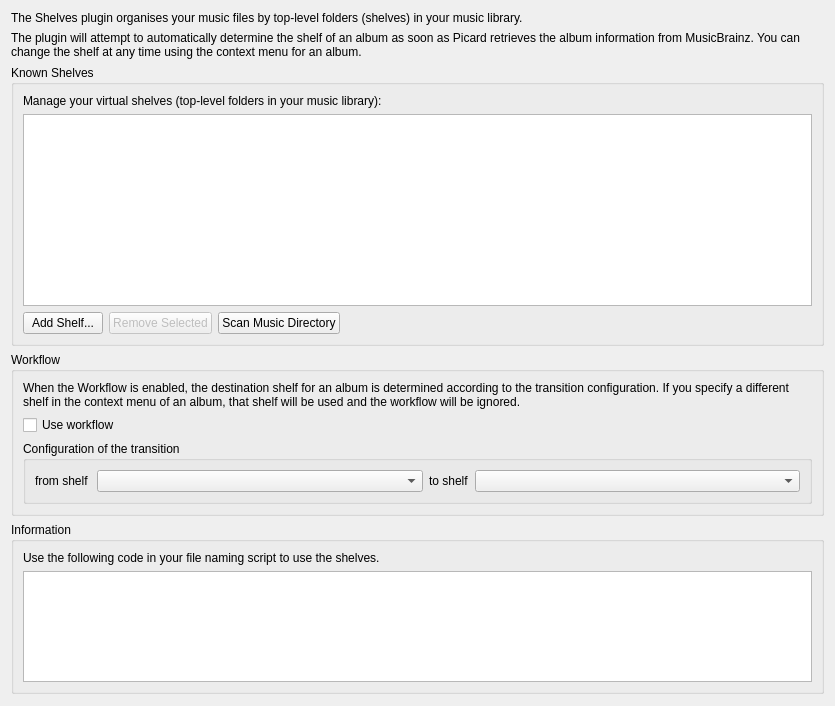
Above: shelves/shelves_config.ui from nrth3rnlb/picard-plugin-shelves before the change. Below: the same form after it.
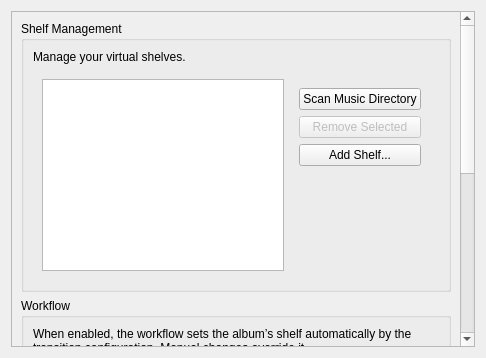
That is the form after the change.

Commit message: refactor: update UI element names and improve layout in shelves configuration

```diff
--- a/shelves/shelves_config.ui
+++ b/shelves/shelves_config.ui
@@ -2,85 +2,75 @@
 <ui version="4.0">
  <class>ShelvesConfigPage</class>
  <widget class="QWidget" name="ShelvesConfigPage">
-  <property name="geometry">
-   <rect>
-    <x>0</x>
-    <y>0</y>
-    <width>835</width>
-    <height>706</height>
-   </rect>
-  </property>
   <property name="windowTitle">
    <string>Shelves Configuration</string>
   </property>
+  <layout class="QVBoxLayout" name="mainLayout">
+   <item>
+    <widget class="QScrollArea" name="scrollArea">
+     <property name="widgetResizable">
+      <bool>true</bool>
+     </property>
+     <widget class="QWidget" name="scrollAreaWidgetContents">
   <layout class="QVBoxLayout" name="verticalLayout">
-   <item>
-    <widget class="QLabel" name="description_label">
-     <property name="text">
-      <string>The Shelves plugin organises your music files by top-level folders (shelves) in your music library.</string>
-     </property>
-     <property name="wordWrap">
-      <bool>true</bool>
-     </property>
-    </widget>
-   </item>
-   <item>
-    <widget class="QLabel" name="label_4">
-     <property name="text">
-      <string>The plugin will attempt to automatically determine the shelf of an album as soon as Picard retrieves the album information from MusicBrainz. You can change the shelf at any time using the context menu for an album.</string>
-     </property>
-     <property name="wordWrap">
-      <bool>true</bool>
-     </property>
-    </widget>
-   </item>
-   <item>
+       <item alignment="Qt::AlignTop">
     <widget class="QGroupBox" name="shelves_group">
+         <property name="sizePolicy">
+          <sizepolicy hsizetype="Preferred" vsizetype="Preferred">
+           <horstretch>0</horstretch>
+           <verstretch>0</verstretch>
+          </sizepolicy>
+         </property>
      <property name="title">
-      <string>Known Shelves</string>
+          <string>Shelf Management</string>
      </property>
      <layout class="QVBoxLayout" name="verticalLayout_2">
       <item>
        <widget class="QLabel" name="shelves_label">
         <property name="text">
-         <string>Manage your virtual shelves (top-level folders in your music library):</string>
+             <string>Manage your virtual shelves.</string>
         </property>
         <property name="wordWrap">
          <bool>true</bool>
         </property>
        </widget>
       </item>
+          <item>
+           <widget class="QWidget" name="widget" native="true">
+            <layout class="QHBoxLayout" name="horizontalLayout">
       <item>
        <widget class="QListWidget" name="shelf_list">
+               <property name="enabled">
+                <bool>true</bool>
+               </property>
+               <property name="sizePolicy">
+                <sizepolicy hsizetype="Expanding" vsizetype="Minimum">
+                 <horstretch>0</horstretch>
+                 <verstretch>0</verstretch>
+                </sizepolicy>
+               </property>
         <property name="alternatingRowColors">
          <bool>true</bool>
         </property>
         <property name="selectionMode">
          <enum>QAbstractItemView::SingleSelection</enum>
         </property>
-       </widget>
-      </item>
-      <item>
-       <layout class="QHBoxLayout" name="horizontalLayout">
-        <item>
-         <widget class="QPushButton" name="add_shelf_button">
-          <property name="text">
-           <string>Add Shelf...</string>
+               <property name="sortingEnabled">
+                <bool>true</bool>
           </property>
          </widget>
         </item>
-        <item>
-         <widget class="QPushButton" name="remove_shelf_button">
-          <property name="enabled">
-           <bool>false</bool>
-          </property>
-          <property name="text">
-           <string>Remove Selected</string>
-          </property>
-         </widget>
-        </item>
+             <item alignment="Qt::AlignRight|Qt::AlignTop">
+              <widget class="QWidget" name="widget_2" native="true">
+               <property name="sizePolicy">
+                <sizepolicy hsizetype="Preferred" vsizetype="Preferred">
+                 <horstretch>0</horstretch>
+                 <verstretch>0</verstretch>
+                </sizepolicy>
+               </property>
+               <layout class="QVBoxLayout" name="verticalLayout_6">
         <item>
-         <widget class="QPushButton" name="scan_shelves_button">
+                 <widget class="QPushButton" name="b_scan_4_shelves">
           <property name="toolTip">
            <string>Automatically detect shelves from your music library directory</string>
           </property>
@@ -90,25 +80,39 @@
          </widget>
         </item>
         <item>
-         <spacer name="horizontalSpacer">
-          <property name="orientation">
-           <enum>Qt::Horizontal</enum>
-          </property>
-          <property name="sizeHint" stdset="0">
-           <size>
-            <width>40</width>
-            <height>20</height>
-           </size>
-          </property>
-         </spacer>
-        </item>
-       </layout>
-      </item>
-     </layout>
+                 <widget class="QPushButton" name="b_remove_shelf">
+                  <property name="enabled">
+                   <bool>false</bool>
+                  </property>
+                  <property name="text">
+                   <string>Remove Selected</string>
+                  </property>
     </widget>
    </item>
    <item>
+                 <widget class="QPushButton" name="b_add_shelf">
+                  <property name="text">
+                   <string>Add Shelf...</string>
+                  </property>
+                 </widget>
+                </item>
+               </layout>
+              </widget>
+             </item>
+            </layout>
+           </widget>
+          </item>
+         </layout>
+        </widget>
+       </item>
+       <item alignment="Qt::AlignTop">
     <widget class="QGroupBox" name="workflow_group">
+         <property name="sizePolicy">
+          <sizepolicy hsizetype="Preferred" vsizetype="Preferred">
+           <horstretch>0</horstretch>
+           <verstretch>0</verstretch>
+          </sizepolicy>
+         </property>
      <property name="title">
       <string>Workflow</string>
      </property>
@@ -116,7 +120,7 @@
       <item>
        <widget class="QLabel" name="label_3">
         <property name="text">
-         <string>When the Workflow is enabled, the destination shelf for an album is determined according to the transition configuration. If you specify a different shelf in the context menu of an album, that shelf will be used and the workflow will be ignored.</string>
+             <string>When enabled, the workflow sets the album’s shelf automatically by the transition configuration. Manual changes override it.</string>
         </property>
         <property name="wordWrap">
          <bool>true</bool>
@@ -142,7 +146,7 @@
          <item>
           <widget class="QLabel" name="label">
            <property name="sizePolicy">
-            <sizepolicy hsizetype="Minimum" vsizetype="Preferred">
+                <sizepolicy hsizetype="Preferred" vsizetype="Preferred">
              <horstretch>0</horstretch>
              <verstretch>0</verstretch>
             </sizepolicy>
@@ -163,13 +167,7 @@
           </widget>
          </item>
          <item>
-          <widget class="QLabel" name="label_2">
-           <property name="sizePolicy">
-            <sizepolicy hsizetype="Minimum" vsizetype="Preferred">
-             <horstretch>0</horstretch>
-             <verstretch>0</verstretch>
-            </sizepolicy>
-           </property>
+              <widget class="QLabel" name="l_workflow_stage_2">
            <property name="text">
             <string>to shelf</string>
            </property>
@@ -191,59 +189,53 @@
      </layout>
     </widget>
    </item>
-   <item>
-    <widget class="QGroupBox" name="info_group">
-     <property name="sizePolicy">
-      <sizepolicy hsizetype="Minimum" vsizetype="Preferred">
-       <horstretch>0</horstretch>
-       <verstretch>0</verstretch>
-      </sizepolicy>
-     </property>
-     <property name="title">
-      <string>Information</string>
-     </property>
-     <layout class="QVBoxLayout" name="verticalLayout_3">
-      <item>
-       <widget class="QLabel" name="script_info_label">
-        <property name="text">
-         <string>Use the following code in your file naming script to use the shelves.</string>
-        </property>
-       </widget>
-      </item>
-      <item>
-       <widget class="QPlainTextEdit" name="script_preview">
-        <property name="enabled">
-         <bool>true</bool>
-        </property>
+       <item alignment="Qt::AlignTop">
+        <widget class="QGroupBox" name="naming_script">
         <property name="maximumSize">
          <size>
           <width>16777215</width>
-          <height>150</height>
+           <height>230</height>
+          </size>
+         </property>
+         <property name="title">
+          <string>Naming Script</string>
+         </property>
+         <layout class="QVBoxLayout" name="verticalLayout_3">
+          <item>
+           <widget class="QLabel" name="l_script_info">
+            <property name="text">
+             <string>Use the following code in your file naming script to use the shelves.</string>
+            </property>
+           </widget>
+          </item>
+          <item>
+           <widget class="QPlainTextEdit" name="naming_script_code">
+            <property name="enabled">
+             <bool>true</bool>
+            </property>
+            <property name="sizePolicy">
+             <sizepolicy hsizetype="Expanding" vsizetype="Minimum">
+              <horstretch>0</horstretch>
+              <verstretch>0</verstretch>
+             </sizepolicy>
+            </property>
+            <property name="minimumSize">
+             <size>
+              <width>0</width>
+              <height>80</height>
          </size>
         </property>
         <property name="readOnly">
          <bool>true</bool>
         </property>
-        <property name="plainText">
-         <string/>
-        </property>
        </widget>
       </item>
      </layout>
     </widget>
    </item>
-   <item>
-    <spacer name="verticalSpacer">
-     <property name="orientation">
-      <enum>Qt::Vertical</enum>
-     </property>
-     <property name="sizeHint" stdset="0">
-      <size>
-       <width>20</width>
-       <height>40</height>
-      </size>
-     </property>
-    </spacer>
+      </layout>
+     </widget>
+    </widget>
    </item>
   </layout>
  </widget>
```
Left out of the diff: 6 changed lines with no effect on the pictures. Lines whose indentation alone changed are shown as unchanged. The commit also changes 6 other files.
